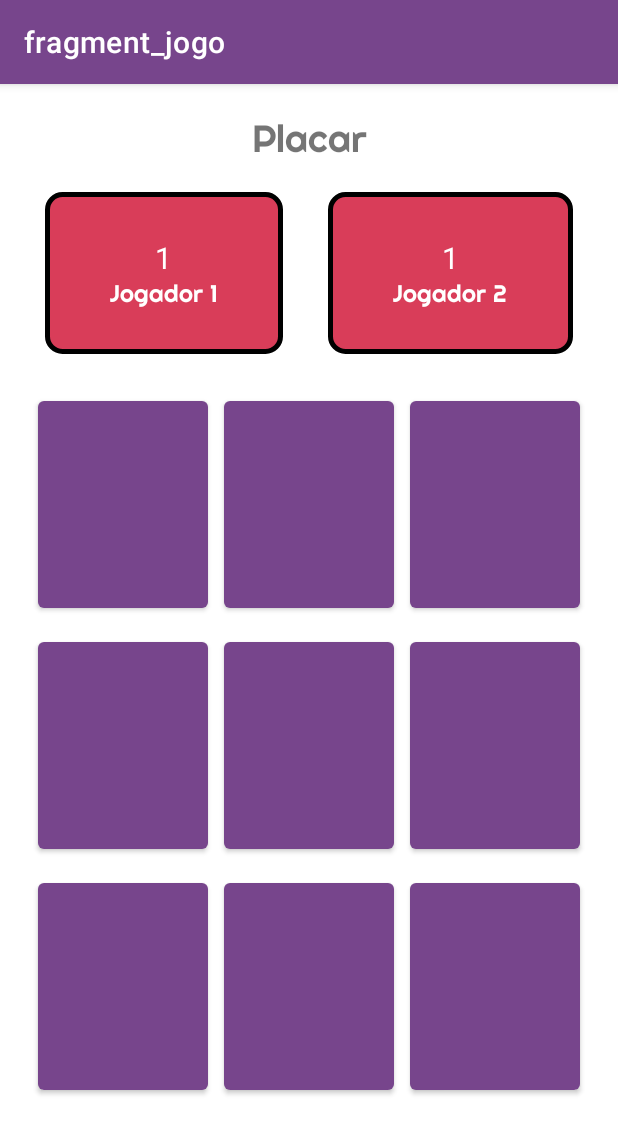
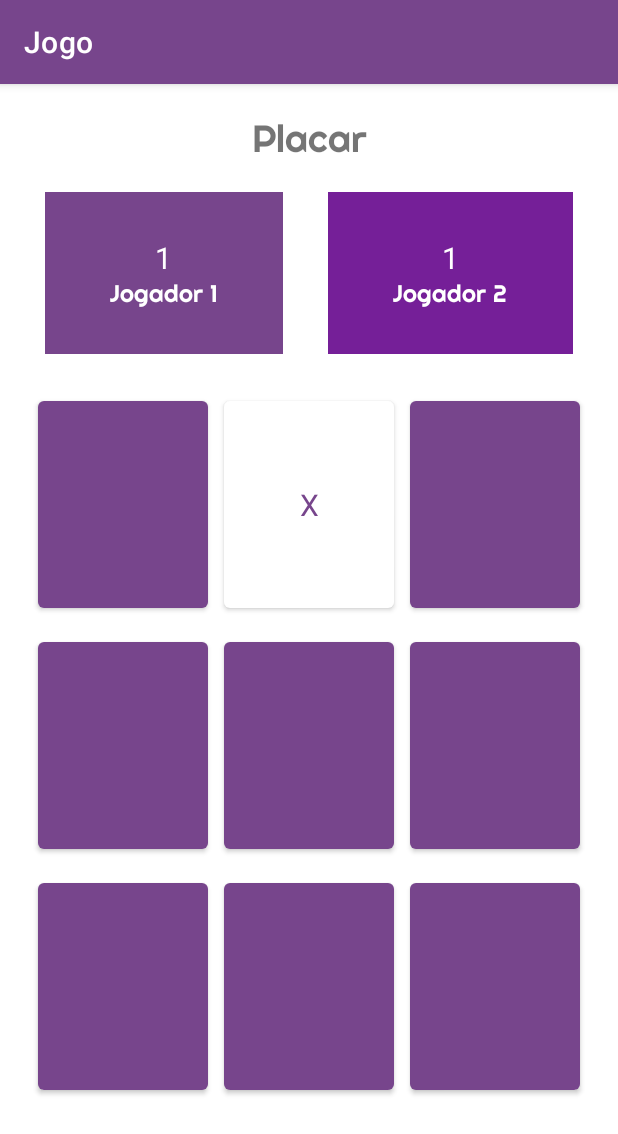
Before and after one commit to Norrels/JogoDaVelha_Android, an Android app: the screen it shows after launch (MainActivity), after a tap on an icon or button, on a phone screen of 412 x 824 dp. Shown: the top 1134 px of the screen. Run offline under Robolectric (Android 15) with nearby library versions, the light colour scheme and no system bars; our stand-ins replace navigation-ui.

Commit message:
Logica do Jogo

```diff
--- a/app/src/main/java/br/senais/sp/cotia/jogodavelha/fragment/JogoFragment.java
+++ b/app/src/main/java/br/senais/sp/cotia/jogodavelha/fragment/JogoFragment.java
@@ -1,5 +1,6 @@
 package br.senais.sp.cotia.jogodavelha.fragment;
 
+import android.graphics.Color;
 import android.os.Bundle;
 
 import androidx.fragment.app.Fragment;
@@ -9,6 +10,10 @@ import android.view.LayoutInflater;
 import android.view.View;
 import android.view.ViewGroup;
 import android.widget.Button;
+import android.widget.Toast;
+
+import java.lang.reflect.Array;
+import java.util.Random;
 
 import br.senais.sp.cotia.jogodavelha.R;
 import br.senais.sp.cotia.jogodavelha.databinding.FragmentJogoBinding;
@@ -19,16 +24,23 @@ public class JogoFragment extends Fragment {
     private FragmentJogoBinding binding;
     // valor de botôes para a referencia os botões
     private Button[] botoes;
+    //matriz de String que representa o tabuleiro
+    private String[][] tabuleiro;
+    //variavel para os simbolos
+    private String simJog1, simJog2, simbolo;
+    //variavel para sortear quem inicia
+    private Random random;
+    //variavel para controlar o numero de jogadas
+    private int numJogadas = 0;
 
     @Override
     public View onCreateView(LayoutInflater inflater, ViewGroup container,
                              Bundle savedInstanceState) {
 
+        // Inflate the layout for this fragment
+        binding = FragmentJogoBinding.inflate(inflater, container, false);
 
-        // Inflate the layout for this fragment
-       binding = FragmentJogoBinding.inflate(inflater, container, false);
-
-       //instaciar o vetor
+        //instaciar o vetor
         botoes = new Button[9];
 
         //Assosciar os botoes ao vetor
@@ -42,28 +54,134 @@ public class JogoFragment extends Fragment {
         botoes[7] = binding.bt21;
         botoes[8] = binding.bt22;
 
-        for (Button bt : botoes){
+        for (Button bt : botoes) {
             bt.setOnClickListener(listenerBotoes);
         }
 
-       //retorna a view root da binding
+        //instanciar o tabuleiro
+        tabuleiro = new String[3][3];
 
+        //prencher a matriz com ""
+        for (int l = 0; l < 3; l++) {
+            for (int j = 0; j < 3; j++) {
+                tabuleiro[l][j] = "";
+            }
+        }
 
+        //iniciando um new randon
+        random = new Random();
+
+        //Define os simbolos do jogador 1 e jogador 2
+        simJog1 = "X";
+        simJog2 = "O";
+
+        //sorteia que iniciará o jogo
+        soteia();
+
+        //Atualiza a cor do placar de quem for jogar
+        atualizaVez();
+
+        //retorna a view root da binding
         return binding.getRoot();
     }
 
+    private void soteia() {
+        //gera um valor VERDADEIRO, jogador 1 começa
+        //caso contrario jogador 2 começa
+        if (random.nextBoolean()) {
+            simbolo = simJog1;
+        } else {
+            simbolo = simJog2;
+        }
+    }
+
+    private void atualizaVez() {
+        if (simbolo.equals(simJog1)) {
+            binding.linearJog1.setBackgroundColor(getResources().getColor(R.color.roxo_escuro));
+            binding.linearJog2.setBackgroundColor(getResources().getColor(R.color.roxo));
+        } else {
+            binding.linearJog2.setBackgroundColor(getResources().getColor(R.color.roxo_escuro));
+            binding.linearJog1.setBackgroundColor(getResources().getColor(R.color.roxo));
+        }
+    }
+
+    private boolean venceu() {
+        //verifica se venceu nas linha
+        for (int li = 0; li < 3; li++) {
+            if (tabuleiro[li][0].equals(simbolo) && tabuleiro[li][2].equals(simbolo) && tabuleiro[li][2].equals(simbolo)) {
+                return true;
+            }
+        }
+        for (int col = 0; col < 3; col++) {
+            if (tabuleiro[0][col].equals(simbolo) && tabuleiro[1][col].equals(simbolo) && tabuleiro[2][col].equals(simbolo)) {
+                return true;
+            }
+        }
+        //verifica se vence na diagonal
+        if (tabuleiro[0][0].equals(simbolo) && tabuleiro[1][1].equals(simbolo) && tabuleiro[2][2].equals(simbolo)) {
+            return true;
+        }
+        if (tabuleiro[0][2].equals(simbolo) && tabuleiro[1][1].equals(simbolo) && tabuleiro[2][0].equals(simbolo)) {
+            return true;
+        }
+        return false;
+    }
+
+    private void resetar(){
+        for (Button bt : botoes) {
+           bt.setBackgroundColor(getResources().getColor(R.color.roxo));
+           bt.setText("");
+           bt.setClickable(true);
+           soteia();
+           atualizaVez();
+        }
+        //limpar a matriz
+        for (int l = 0; l < 3; l++) {
+            for (int j = 0; j < 3; j++) {
+                tabuleiro[l][j] = "";
+            }
+        }
+
+        //limpar o numero de jogadas
+        numJogadas = 0;
+    }
     private View.OnClickListener listenerBotoes = btPress -> {
-       //obter o nome do botão
+
+
+        numJogadas++;
+        //obter o nome do botão
         String nomeBotao = getContext().getResources().getResourceName(btPress.getId());
         //extrai a posicao atráves do nome do botao
-        String posicao = nomeBotao.substring(nomeBotao.length()-2);
+        String posicao = nomeBotao.substring(nomeBotao.length() - 2);
         //extrai a linha e coluna da string posição
         int linha = Character.getNumericValue(posicao.charAt(0));
         int coluna = Character.getNumericValue(posicao.charAt(1));
 
-        Log.w("BOTAO", linha + "");
-        Log.w("BOTAO", coluna + "");
+        //preencher a posição da matriz com o "simbolo da vez"
+        tabuleiro[linha][coluna] = simbolo;
+        // faz um casting de view para button
+        Button botao = (Button) btPress;
+        // "seta" o símbolo no botão pressionado
+        botao.setText(simbolo);
+        botao.setBackgroundColor(Color.WHITE);
+        //desabilitar o botão que foi pressionado
+        botao.setClickable(false);
+        //verifica se venceu
+        if (numJogadas >= 5 && venceu()) {
+            //informa que houve um vencedor
+            Toast.makeText(getContext(), R.string.venceu, Toast.LENGTH_LONG).show();
+            resetar();
 
+        }else if(numJogadas == 9){
+            Toast.makeText(getContext(), R.string.velha, Toast.LENGTH_LONG).show();
+            resetar();
+        } else {
+            //inverte o simbolo
+            simbolo = simbolo.equals(simJog1) ? simJog2 : simJog1;
+
+            //atualizar a vez
+            atualizaVez();
+        }
     };
 
 }
--- a/app/src/main/res/layout/fragment_jogo.xml
+++ b/app/src/main/res/layout/fragment_jogo.xml
@@ -30,6 +30,7 @@
         app:layout_constraintTop_toBottomOf="@id/titulo">
 
         <LinearLayout
+            android:id="@+id/linearJog1"
             android:layout_width="wrap_content"
             android:layout_height="wrap_content"
             android:layout_weight="2"
@@ -59,6 +60,7 @@
 
 
         <LinearLayout
+            android:id="@+id/linearJog2"
             android:layout_width="wrap_content"
             android:layout_height="wrap_content"
             android:layout_weight="2"
@@ -99,25 +101,16 @@
             android:layout_height="match_parent">
 
             <Button
-                android:id="@+id/bt_00"
-                android:layout_width="0dp"
-                android:layout_height="150dp"
-                android:layout_margin="5dp"
-                android:layout_weight="1"></Button>
+                style="@style/Button"
+                android:id="@+id/bt_00"/>
 
             <Button
                 android:id="@+id/bt_01"
-                android:layout_width="0dp"
-                android:layout_height="150dp"
-                android:layout_margin="5dp"
-                android:layout_weight="1"></Button>
+                style="@style/Button" />
 
             <Button
                 android:id="@+id/bt_02"
-                android:layout_width="0dp"
-                android:layout_height="150dp"
-                android:layout_margin="5dp"
-                android:layout_weight="1"></Button>
+                style="@style/Button"/>
 
         </TableRow>
 
@@ -127,26 +120,15 @@
 
             <Button
                 android:id="@+id/bt_10"
-                android:layout_width="0dp"
-                android:layout_height="150dp"
-                android:layout_margin="5dp"
-                android:layout_weight="1">
-
-            </Button>
+                style="@style/Button"/>
 
             <Button
                 android:id="@+id/bt_11"
-                android:layout_width="0dp"
-                android:layout_height="150dp"
-                android:layout_margin="5dp"
-                android:layout_weight="1"></Button>
+                style="@style/Button"></Button>
 
             <Button
                 android:id="@+id/bt_12"
-                android:layout_width="0dp"
-                android:layout_height="150dp"
-                android:layout_margin="5dp"
-                android:layout_weight="1"></Button>
+                style="@style/Button"></Button>
 
         </TableRow>
 
@@ -156,24 +138,15 @@
 
             <Button
                 android:id="@+id/bt_20"
-                android:layout_width="0dp"
-                android:layout_height="150dp"
-                android:layout_margin="5dp"
-                android:layout_weight="1"></Button>
+                style="@style/Button"/>
 
             <Button
                 android:id="@+id/bt_21"
-                android:layout_width="0dp"
-                android:layout_height="150dp"
-                android:layout_margin="5dp"
-                android:layout_weight="1"></Button>
+                style="@style/Button"/>
 
             <Button
                 android:id="@+id/bt_22"
-                android:layout_width="0dp"
-                android:layout_height="150dp"
-                android:layout_margin="5dp"
-                android:layout_weight="1"></Button>
+                style="@style/Button"/>
 
         </TableRow>
 
--- a/app/src/main/res/navigation/nav_graph.xml
+++ b/app/src/main/res/navigation/nav_graph.xml
@@ -18,8 +18,8 @@
     <fragment
         android:id="@+id/jogoFragment"
         android:name="br.senais.sp.cotia.jogodavelha.fragment.JogoFragment"
-        android:label="fragment_jogo"
-        tools:layout="@layout/fragment_jogo" >
+        android:label="Jogo"
+        tools:layout="@layout/fragment_jogo">
         <action
             android:id="@+id/action_jogoFragment_to_prefFragment"
             app:destination="@id/prefFragment" />
--- a/app/src/main/res/values/colors.xml
+++ b/app/src/main/res/values/colors.xml
@@ -7,5 +7,6 @@
     <color name="teal_700">#FF018786</color>
     <color name="black">#FF000000</color>
     <color name="white">#FFFFFFFF</color>
-    <color name="toolBar">#77458C</color>
+    <color name="roxo">#77458C</color>
+    <color name="roxo_escuro">#751F98</color>
 </resources>
--- a/app/src/main/res/values/strings.xml
+++ b/app/src/main/res/values/strings.xml
@@ -3,5 +3,7 @@
     <string name="action_settings">Settings</string>
     <!-- TODO: Remove or change this placeholder text -->
     <string name="hello_blank_fragment">Hello blank fragment</string>
+    <string name="venceu">Parabéns você venceu</string>
+    <string name="velha">EEEErrr parece que deu velha :D</string>
 
 </resources>
--- /dev/null
+++ b/app/src/main/res/values/style.xml
@@ -0,0 +1,11 @@
+<?xml version="1.0" encoding="utf-8"?>
+<resources>
+    <style name="Button" parent="TextAppearance.AppCompat">
+        <item name="android:textColor">#77458C</item>
+        <item name="android:layout_width">0dp</item>
+        <item name="android:layout_height">150dp</item>
+        <item name="android:layout_margin">5dp</item>
+        <item name="android:layout_weight">1</item>
+        <item name="android:textSize">20sp</item>
+    </style>
+</resources>
```
